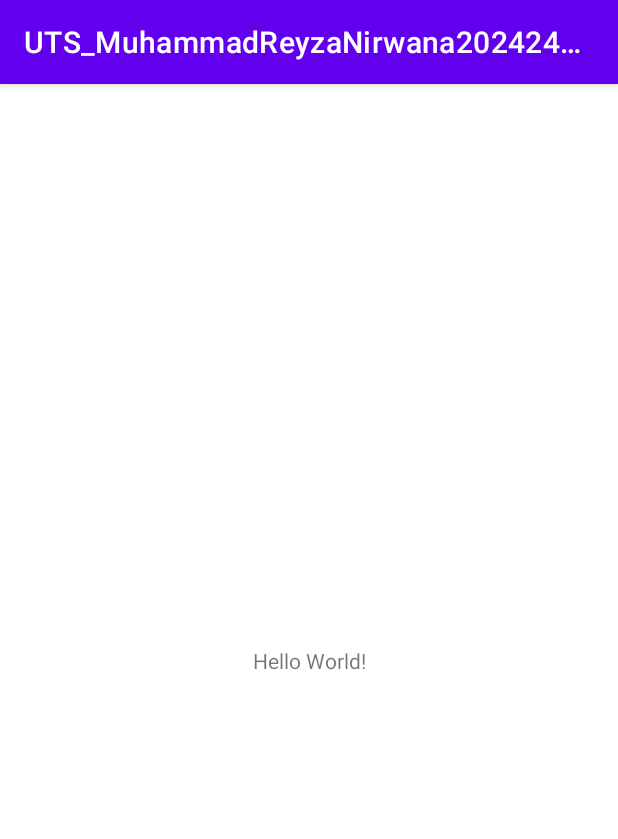
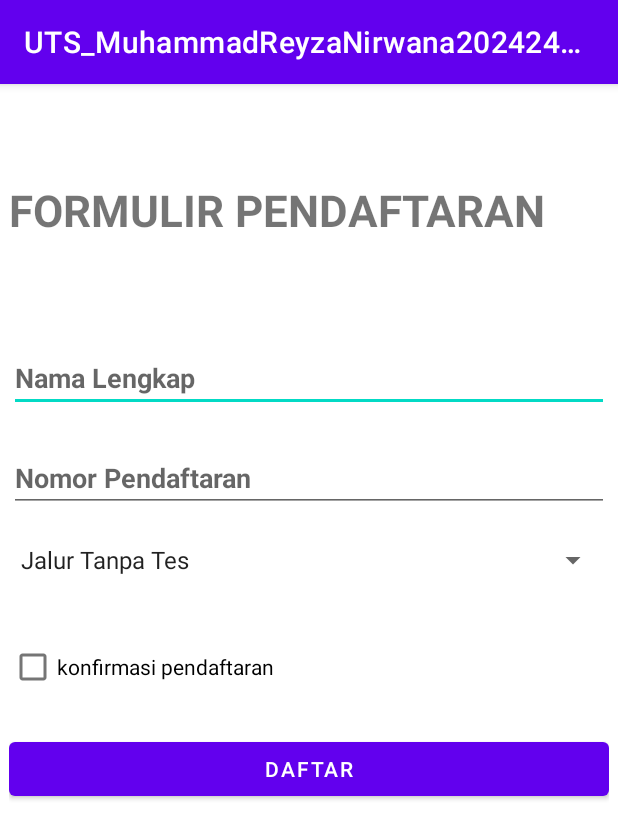
Before and after one commit to MuhammadReyzaNirwana/UTS_2024240125, an Android app: the screen it shows after launch (MainActivity), on a phone screen of 412 x 824 dp. Shown: the top 839 px of the screen. Run offline under Robolectric (Android 15) with nearby library versions, the phone set to English and light mode, and no system bars.

Commit message:
YANG KEDUA

```diff
--- a/app/src/main/res/layout/activity_main.xml
+++ b/app/src/main/res/layout/activity_main.xml
@@ -1,18 +1,63 @@
 <?xml version="1.0" encoding="utf-8"?>
-<androidx.constraintlayout.widget.ConstraintLayout xmlns:android="http://schemas.android.com/apk/res/android"
+<RelativeLayout xmlns:android="http://schemas.android.com/apk/res/android"
     xmlns:app="http://schemas.android.com/apk/res-auto"
     xmlns:tools="http://schemas.android.com/tools"
     android:layout_width="match_parent"
     android:layout_height="match_parent"
+    android:layout_margin="6dp"
     tools:context=".MainActivity">
 
     <TextView
+        android:id="@+id/tv_formulir_pendaftaran"
         android:layout_width="wrap_content"
         android:layout_height="wrap_content"
-        android:text="Hello World!"
-        app:layout_constraintBottom_toBottomOf="parent"
-        app:layout_constraintEnd_toEndOf="parent"
-        app:layout_constraintStart_toStartOf="parent"
-        app:layout_constraintTop_toTopOf="parent" />
+        android:text="FORMULIR PENDAFTARAN"
+        android:layout_marginTop="58dp"
+        android:textStyle="bold"
+        android:textSize="29dp"
+        android:textAlignment="center"/>
 
-</androidx.constraintlayout.widget.ConstraintLayout>
+
+    <EditText
+        android:id="@+id/et_nama"
+        android:layout_width="match_parent"
+        android:layout_height="wrap_content"
+        android:layout_below="@+id/tv_formulir_pendaftaran"
+        android:textStyle="bold"
+        android:layout_marginTop="70dp"
+        android:hint="Nama Lengkap"/>
+
+    <EditText
+        android:id="@+id/et_nomor_pendaftaran"
+        android:layout_width="match_parent"
+        android:layout_height="wrap_content"
+        android:layout_below="@+id/et_nama"
+        android:textStyle="bold"
+        android:layout_marginTop="21dp"
+        android:hint="Nomor Pendaftaran"/>
+
+    <Spinner
+        android:id="@+id/sp_jalur_pendaftaran"
+        android:layout_width="match_parent"
+        android:layout_height="wrap_content"
+        android:layout_marginTop="20dp"
+        android:layout_below="@+id/et_nomor_pendaftaran"
+        android:entries="@array/arr_jenispendaftaran"/>
+
+    <CheckBox
+        android:id="@+id/cb_konfirmasi_daftar"
+        android:layout_width="wrap_content"
+        android:layout_height="wrap_content"
+        android:layout_below="@+id/sp_jalur_pendaftaran"
+        android:layout_marginTop="35dp"
+        android:text="konfirmasi pendaftaran"/>
+
+    <Button
+        android:id="@+id/btn_daftar"
+        android:layout_width="match_parent"
+        android:layout_height="wrap_content"
+        android:layout_marginTop="20dp"
+        android:layout_below="@+id/cb_konfirmasi_daftar"
+        android:text="DAFTAR"/>
+
+</RelativeLayout>
--- a/app/src/main/res/values/strings.xml
+++ b/app/src/main/res/values/strings.xml
@@ -1,3 +1,9 @@
 <resources>
     <string name="app_name">UTS_MuhammadReyzaNirwana2024240125</string>
+    <string-array name="arr_jenispendaftaran">
+        <item> Jalur Tanpa Tes </item>
+        <item> Tes Tertulis </item>
+        <item> Tes Wawancara </item>
+        <item> Rekomendasi </item>
+    </string-array>
 </resources>
```
